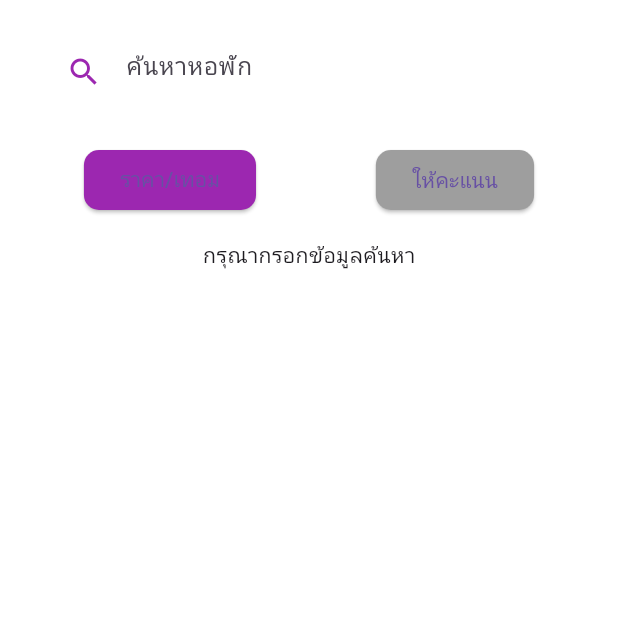
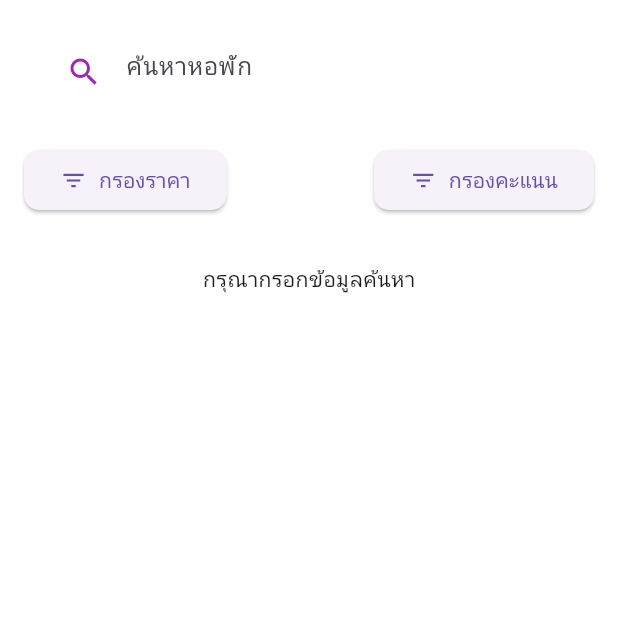
Before and after one commit to caster25/Dormitory-Booking-Application-Affiliated-with-University, a Flutter app: the DormScreen screen opened directly, on a phone screen of 412 x 824 dp, the top half of it. Run offline on Flutter 3.47's test engine with Material 3 defaults, Android fonts, the phone set to English and light mode, and no system bars; our stand-ins replace carousel_slider, cloud_firestore, curved_navigation_bar, firebase_auth, firebase_core, firebase_messaging and 7 more; accounts and stored records are empty.

Commit message:
Update search filters and filter data

```diff
--- a/lib/screen/owner/widget/list_of_bookings.dart
+++ b/lib/screen/owner/widget/list_of_bookings.dart
@@ -1,7 +1,6 @@
 import 'package:dorm_app/screen/owner/widget/chat_owner.dart';
 import 'package:flutter/material.dart';
 import 'package:cloud_firestore/cloud_firestore.dart';
-import 'package:path/path.dart';
 
 class ListOfBookings extends StatelessWidget {
   final String dormitoryId;
--- a/lib/screen/user/widgets/chat_user.dart
+++ b/lib/screen/user/widgets/chat_user.dart
@@ -1,6 +1,3 @@
-import 'dart:convert';
-
-import 'package:crypto/crypto.dart';
 import 'package:firebase_auth/firebase_auth.dart';
 import 'package:flutter/material.dart';
 import 'package:cloud_firestore/cloud_firestore.dart';
--- a/lib/screen/user/widgets/dorm_user.dart
+++ b/lib/screen/user/widgets/dorm_user.dart
@@ -11,11 +11,23 @@ class DormScreen extends StatefulWidget {
 }
 
 class _DormScreenState extends State<DormScreen> {
-  bool isPriceAscending = true;
-  bool isRatingAscending = true;
-  String sortBy = 'price';
+  int priceFilterState =
+      0; // 0: ไม่มีการกรอง, 1: กรองจากน้อยไปมาก, 2: กรองจากมากไปน้อย
+  int ratingFilterState =
+      0; // 0: ไม่มีการกรอง, 1: กรองจากน้อยไปมาก, 2: กรองจากมากไปน้อย
   String searchQuery = '';
   TextEditingController searchController = TextEditingController();
+  List<String> favorites = [];
+  late String userId;
+
+  @override
+  void initState() {
+    super.initState();
+    final user = FirebaseAuth.instance.currentUser;
+    if (user != null) {
+      userId = user.uid; // กำหนด userId ที่นี่
+    }
+  }
 
   @override
   Widget build(BuildContext context) {
@@ -31,10 +43,38 @@ class _DormScreenState extends State<DormScreen> {
               _buildSearchBar(),
               const SizedBox(height: 16),
               // Filter buttons
-              _buildFilterButtons(),
+              Row(
+                mainAxisAlignment: MainAxisAlignment.spaceBetween,
+                children: [
+                  FilterButton(
+                    text: _getPriceFilterText(),
+                    icon: _getPriceFilterIcon(),
+                    onPressed: () {
+                      setState(() {
+                        priceFilterState =
+                            (priceFilterState + 1) % 3; // เปลี่ยนสถานะ
+                      });
+                    },
+                  ),
+                  FilterButton(
+                    text: _getRatingFilterText(),
+                    icon: _getRatingFilterIcon(),
+                    onPressed: () {
+                      setState(() {
+                        ratingFilterState =
+                            (ratingFilterState + 1) % 3; // เปลี่ยนสถานะ
+                      });
+                    },
+                  ),
+                ],
+              ),
+
               const SizedBox(height: 16),
-              // FutureBuilder to fetch user favorites
-              _buildUserFavoritesFutureBuilder(),
+              // StreamBuilder to fetch user favorites
+              _buildUserFavorites(),
+              const SizedBox(height: 16),
+              // StreamBuilder to fetch dormitories
+              _buildDormitoryStream(),
             ],
           ),
         ),
@@ -65,42 +105,10 @@ class _DormScreenState extends State<DormScreen> {
     );
   }
 
-  Widget _buildFilterButtons() {
-    return Row(
-      mainAxisAlignment: MainAxisAlignment.spaceAround,
-      children: [
-        FilterButton(
-          text: 'ราคา/เทอม',
-          onPressed: () {
-            setState(() {
-              sortBy = 'price';
-              isPriceAscending = !isPriceAscending;
-            });
-          },
-          isSelected: sortBy == 'price',
-        ),
-        FilterButton(
-          text: 'ให้คะแนน',
-          onPressed: () {
-            setState(() {
-              sortBy = 'rating';
-              isRatingAscending = !isRatingAscending;
-            });
-          },
-          isSelected: sortBy == 'rating',
-        ),
-      ],
-    );
-  }
-
-  Widget _buildUserFavoritesFutureBuilder() {
-    return FutureBuilder<DocumentSnapshot>(
-      future: _getUserFavorites(),
+  Widget _buildUserFavorites() {
+    return StreamBuilder<DocumentSnapshot>(
+      stream: _getUserFavoritesStream(),
       builder: (context, userSnapshot) {
-        if (userSnapshot.connectionState == ConnectionState.waiting) {
-          return const Center(child: CircularProgressIndicator());
-        }
-
         if (userSnapshot.hasError) {
           return const Center(child: Text('เกิดข้อผิดพลาดในการโหลดข้อมูล'));
         }
@@ -110,8 +118,25 @@ class _DormScreenState extends State<DormScreen> {
         }
 
         final userData = userSnapshot.data!.data() as Map<String, dynamic>;
-        final favorites = List<String>.from(userData['favorites'] ?? []);
+        favorites = List<String>.from(userData['favorites'] ?? []);
 
+        return SizedBox.shrink(); // ไม่ต้องแสดงอะไรที่นี่
+      },
+    );
+  }
+
+  Stream<DocumentSnapshot> _getUserFavoritesStream() {
+    final user = FirebaseAuth.instance.currentUser;
+    if (user != null) {
+      return FirebaseFirestore.instance
+          .collection('users')
+          .doc(user.uid)
+          .snapshots();
+    }
+    throw Exception("User not signed in");
+  }
+
+  Widget _buildDormitoryStream() {
     return StreamBuilder<QuerySnapshot>(
       stream: _getDormitoryStream(),
       builder: (context, snapshot) {
@@ -119,7 +144,11 @@ class _DormScreenState extends State<DormScreen> {
           return const Center(child: Text('เกิดข้อผิดพลาดในการโหลดหอพัก'));
         }
 
-            if (!snapshot.hasData || snapshot.data!.docs.isEmpty) {
+        if (!snapshot.hasData) {
+          return const Center(child: Text('กำลังโหลด...'));
+        }
+
+        if (snapshot.data!.docs.isEmpty) {
           if (searchQuery.isEmpty) {
             return const Center(child: Text('กรุณากรอกข้อมูลค้นหา'));
           } else {
@@ -130,8 +159,6 @@ class _DormScreenState extends State<DormScreen> {
         return _buildDormitoryList(snapshot.data!.docs, favorites);
       },
     );
-      },
-    );
   }
 
   Stream<QuerySnapshot> _getDormitoryStream() {
@@ -140,10 +167,24 @@ class _DormScreenState extends State<DormScreen> {
 
     Query query = dormitoryCollection;
 
+    // กรองตามคำค้นหา
     if (searchQuery.isNotEmpty) {
       query = query
           .where('name', isGreaterThanOrEqualTo: searchQuery)
           .where('name', isLessThanOrEqualTo: '$searchQuery\uf8ff');
+    }
+
+    // เรียงตามราคา หรือ คะแนน ตามที่เลือก
+    if (priceFilterState == 1) {
+      query = query.orderBy('price', descending: false); // กรองจากน้อยไปมาก
+    } else if (priceFilterState == 2) {
+      query = query.orderBy('price', descending: true); // กรองจากมากไปน้อย
+    }
+
+    if (ratingFilterState == 1) {
+      query = query.orderBy('rating', descending: false); // กรองจากน้อยไปมาก
+    } else if (ratingFilterState == 2) {
+      query = query.orderBy('rating', descending: true); // กรองจากมากไปน้อย
     }
 
     return query.snapshots();
@@ -241,57 +282,83 @@ class _DormScreenState extends State<DormScreen> {
     );
   }
 
-  Future<DocumentSnapshot> _getUserFavorites() async {
+  Future<void> _toggleFavorite(String dormId) async {
     final user = FirebaseAuth.instance.currentUser;
     if (user != null) {
-      return await FirebaseFirestore.instance
-          .collection('users')
-          .doc(user.uid)
-          .get();
+      final userDoc =
+          FirebaseFirestore.instance.collection('users').doc(user.uid);
+
+      final userData = await userDoc.get();
+      if (userData.exists) {
+        List<String> favorites =
+            List<String>.from(userData.data()!['favorites'] ?? []);
+        if (favorites.contains(dormId)) {
+          favorites.remove(dormId);
+        } else {
+          favorites.add(dormId);
         }
-    throw Exception("User not signed in");
+        await userDoc.update({'favorites': favorites});
       }
-
-  Future<void> _toggleFavorite(String dormId) async {
-    final user = FirebaseAuth.instance.currentUser;
-
-    if (user == null) return;
-
-    final userFavoritesRef =
-        FirebaseFirestore.instance.collection('users').doc(user.uid);
-    DocumentSnapshot userDoc = await userFavoritesRef.get();
-
-    if (userDoc.exists) {
-      Map<String, dynamic> userData = userDoc.data() as Map<String, dynamic>;
-      List<dynamic> currentFavorites = userData['favorites'] ?? [];
-
-      if (currentFavorites.contains(dormId)) {
-        currentFavorites.remove(dormId); // Remove from favorites
-      } else {
-        currentFavorites.add(dormId); // Add to favorites
-      }
-
-      await userFavoritesRef.update({'favorites': currentFavorites});
     }
   }
 
-  @override
-  void dispose() {
-    searchController.dispose();
-    super.dispose();
+  String _getPriceFilterText() {
+    switch (priceFilterState) {
+      case 1:
+        return 'กรองจากน้อยไปมาก'; // สถานะกรองน้อยไปมาก
+      case 2:
+        return 'กรองจากมากไปน้อย'; // สถานะกรองมากไปน้อย
+      default:
+        return 'กรองราคา'; // สถานะเริ่มต้น
+    }
+  }
+
+// ฟังก์ชันเพื่อคืนค่าข้อความสำหรับกรองคะแนน
+  String _getRatingFilterText() {
+    switch (ratingFilterState) {
+      case 1:
+        return 'กรองจากน้อยไปมาก'; // สถานะกรองน้อยไปมาก
+      case 2:
+        return 'กรองจากมากไปน้อย'; // สถานะกรองมากไปน้อย
+      default:
+        return 'กรองคะแนน'; // สถานะเริ่มต้น
+    }
+  }
+
+  Icon _getPriceFilterIcon() {
+    switch (priceFilterState) {
+      case 1:
+        return const Icon(Icons.arrow_upward); // น้อยไปมาก
+      case 2:
+        return const Icon(Icons.arrow_downward); // มากไปน้อย
+      default:
+        return const Icon(Icons.filter_list); // สถานะเริ่มต้น
+    }
+  }
+
+  // ฟังก์ชันเพื่อคืนค่า Icon สำหรับกรองคะแนน
+  Icon _getRatingFilterIcon() {
+    switch (ratingFilterState) {
+      case 1:
+        return const Icon(Icons.arrow_upward); // น้อยไปมาก
+      case 2:
+        return const Icon(Icons.arrow_downward); // มากไปน้อย
+      default:
+        return const Icon(Icons.filter_list); // สถานะเริ่มต้น
+    }
   }
 }
 
 class FilterButton extends StatelessWidget {
   final String text;
+  final Icon icon;
   final VoidCallback onPressed;
-  final bool isSelected;
 
   const FilterButton({
     Key? key,
     required this.text,
+    required this.icon,
     required this.onPressed,
-    required this.isSelected,
   }) : super(key: key);
 
   @override
@@ -299,12 +366,16 @@ class FilterButton extends StatelessWidget {
     return ElevatedButton(
       onPressed: onPressed,
       style: ElevatedButton.styleFrom(
-        backgroundColor: isSelected ? Colors.purple : Colors.grey,
-        shape: RoundedRectangleBorder(
-          borderRadius: BorderRadius.circular(10),
+        shape: RoundedRectangleBorder(borderRadius: BorderRadius.circular(10)),
       ),
+      child: Row(
+        mainAxisAlignment: MainAxisAlignment.center,
+        children: [
+          icon,
+          const SizedBox(width: 8), // เพิ่มระยะห่างระหว่างไอคอนและข้อความ
+          Text(text),
+        ],
       ),
-      child: Text(text),
     );
   }
 }
--- a/pubspec.yaml
+++ b/pubspec.yaml
@@ -16,7 +16,7 @@ publish_to: "none" # Remove this line if you wish to publish to pub.dev
 # https://developer.apple.com/library/archive/documentation/General/Reference/InfoPlistKeyReference/Articles/CoreFoundationKeys.html
 # In Windows, build-name is used as the major, minor, and patch parts
 # of the product and file versions while build-number is used as the build suffix.
-version: 1.0.17+1
+version: 1.0.18+1
 
 environment:
   sdk: ">=3.5.3 <4.0.0"
```
Also changed, not shown: lib/screen/user/widgets/feeds_user.dart (+25 -30 lines). Lines whose indentation alone changed are shown as unchanged.
